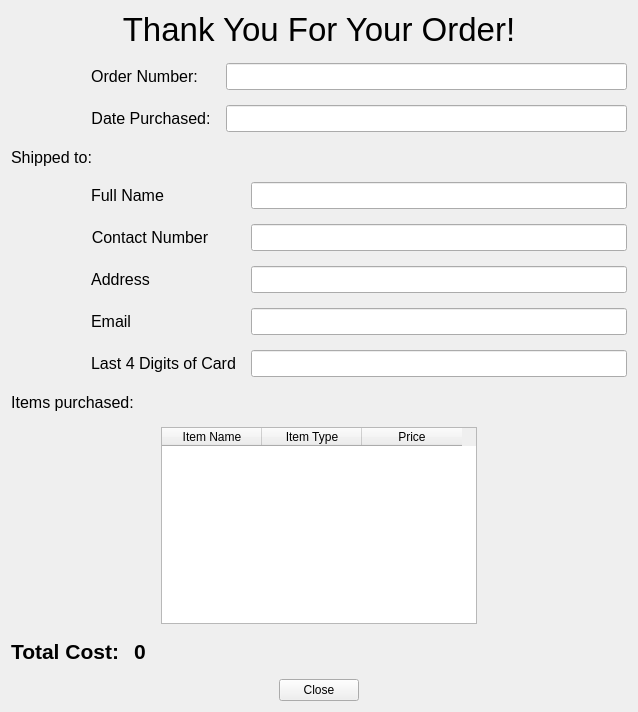
mdsakilkhan/CSC32200-Project, file UiFiles/TransactionPage.ui: the form before one commit.
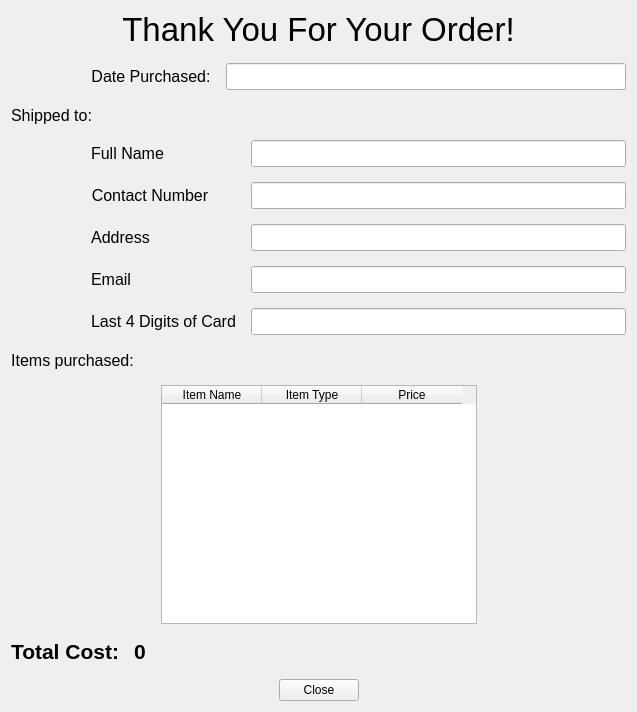
The form after the commit.

```diff
--- a/UiFiles/TransactionPage.ui
+++ b/UiFiles/TransactionPage.ui
@@ -6,7 +6,7 @@
    <rect>
     <x>0</x>
     <y>0</y>
-    <width>638</width>
+    <width>637</width>
     <height>712</height>
    </rect>
   </property>
@@ -58,19 +58,7 @@
      </item>
      <item>
       <layout class="QFormLayout" name="formLayout_2">
-       <item row="0" column="1">
-        <widget class="QLineEdit" name="lineEdit_orderNumber">
-         <property name="font">
-          <font>
-           <pointsize>12</pointsize>
-          </font>
-         </property>
-         <property name="readOnly">
-          <bool>true</bool>
-         </property>
-        </widget>
-       </item>
-       <item row="1" column="0">
+       <item row="0" column="0">
         <widget class="QLabel" name="label_4">
          <property name="font">
           <font>
@@ -85,7 +73,7 @@
          </property>
         </widget>
        </item>
-       <item row="1" column="1">
+       <item row="0" column="1">
         <widget class="QLineEdit" name="lineEdit_datePurchased">
          <property name="font">
           <font>
@@ -97,21 +85,6 @@
          </property>
         </widget>
        </item>
-       <item row="0" column="0">
-        <widget class="QLabel" name="label_3">
-         <property name="font">
-          <font>
-           <pointsize>12</pointsize>
-          </font>
-         </property>
-         <property name="text">
-          <string>Order Number:</string>
-         </property>
-         <property name="alignment">
-          <set>Qt::AlignCenter</set>
-         </property>
-        </widget>
-       </item>
       </layout>
      </item>
     </layout>
```
